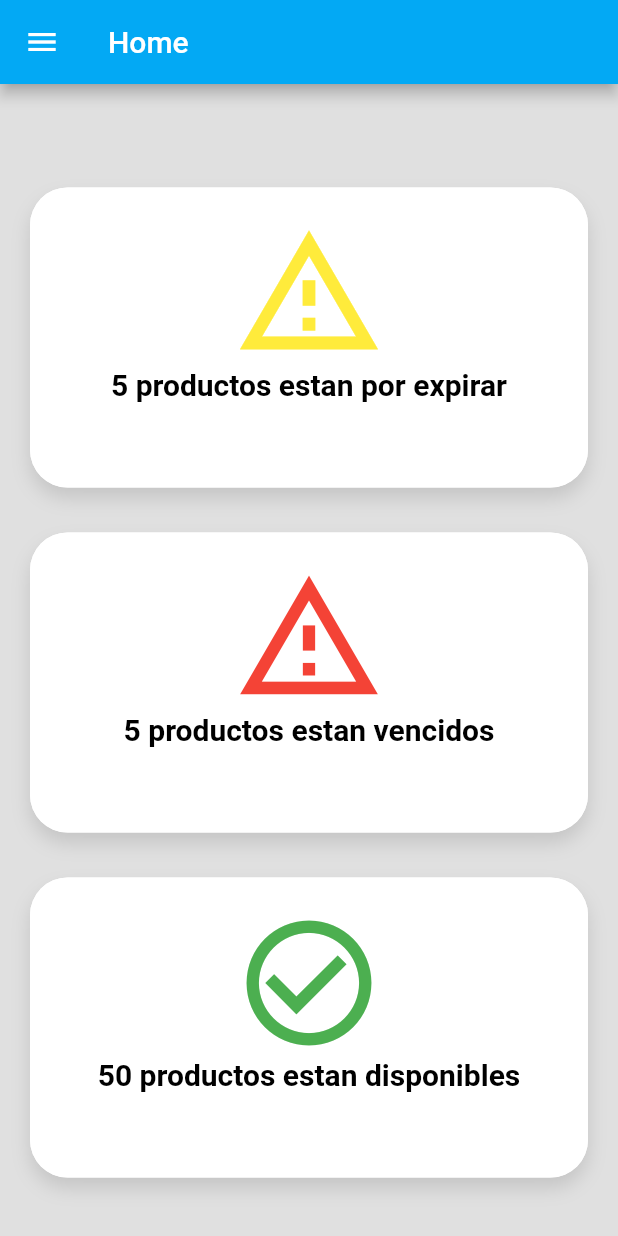
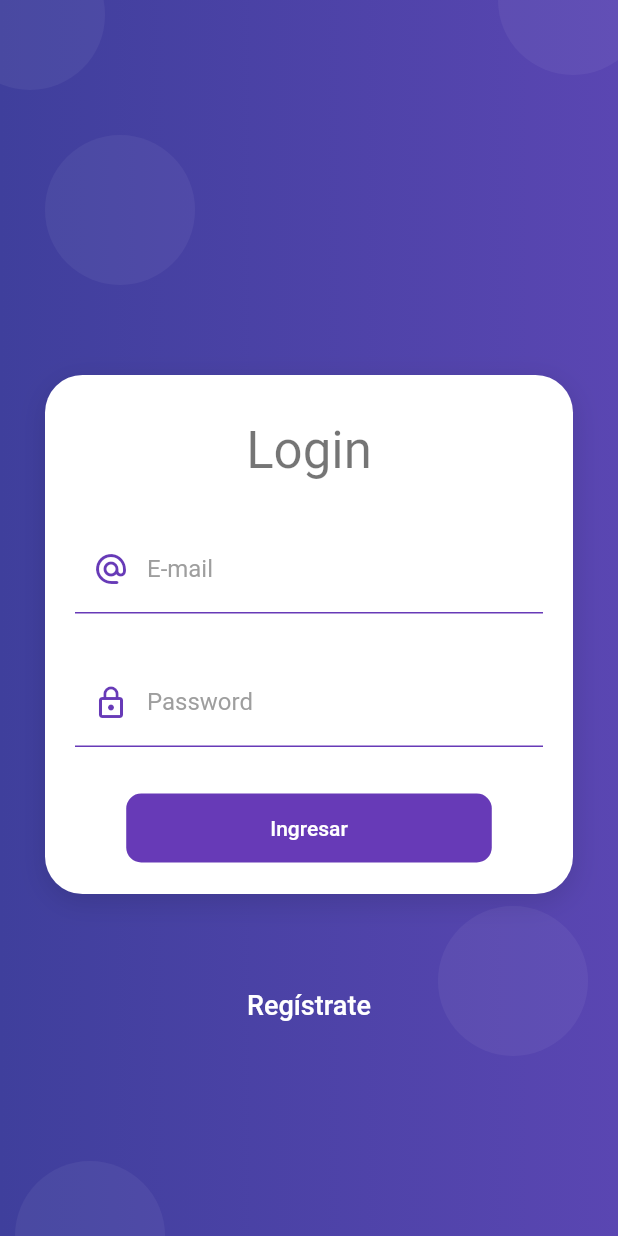
Before and after one commit to arleialvarez222/practicaFlutterMovil, a Flutter app: the screen it shows after launch, on a phone screen of 412 x 824 dp. Run offline on Flutter 3.47's test engine with Material 2 defaults, Android fonts, the phone set to English and light mode, and no system bars; drawn by our look-alikes of hidden_drawer_menu; our stand-ins replace flutter_secure_storage, google_fonts.

Commit message:
first commit

```diff
--- a/lib/main.dart
+++ b/lib/main.dart
@@ -1,14 +1,33 @@
 import 'package:flutter/material.dart';
 import 'package:handling_cupboard/src/pages/Products/product_form.dart';
+import 'package:handling_cupboard/src/pages/Products/products_expire.dart';
 import 'package:handling_cupboard/src/pages/categories/form_categories.dart';
 import 'package:handling_cupboard/src/pages/cupboard/cupboard_form.dart';
+import 'package:handling_cupboard/src/pages/home/home_page.dart';
 import 'package:handling_cupboard/src/pages/manu_lateral.dart';
 import 'package:handling_cupboard/src/pages/Products/products_page.dart';
+import 'package:handling_cupboard/src/pages/security/login.dart';
+import 'package:handling_cupboard/src/pages/security/register.dart';
+import 'package:handling_cupboard/src/services/auth_service.dart';
+import 'package:provider/provider.dart';
 
-void main() => runApp(const MyApp());
+void main() => runApp( AppState());
+
+class AppState extends StatelessWidget {
+
+  @override
+  Widget build(BuildContext context) {
+    return MultiProvider(
+      providers: [
+        ChangeNotifierProvider(create: (_) => AuthService()),
+      ],
+      child: MyApp(),
+    );
+  }
+}
 
 class MyApp extends StatelessWidget {
-  const MyApp({Key? key}) : super(key: key);
+  //const MyApp({Key? key}) : super(key: key);
 
   @override
   Widget build(BuildContext context) {
@@ -16,13 +35,17 @@ class MyApp extends StatelessWidget {
       title: 'Material App',
       debugShowCheckedModeBanner: false,
       //home: MenuLateral(),
-      initialRoute: 'menuLateral',
+      initialRoute: 'login',
       routes: {
+        'login' : (_) => LoginScreen(),
+        'register' : (_) => RegisterScreen(),
+        'home' : (_) => HomePage(),
         'menuLateral': (_) => MenuLateral(),
         'product': (_) => ProductsPage(),
         'formProduct': (_) => ProductForm(),
         'formCategory': (_) => CategoriesForm(),
         'cupboardForm': (_) => CupboardForm(),
+        'productExpire': (_) => ProductsExpire(),
       },
 
       theme: ThemeData.light().copyWith(
--- a/lib/src/global_input/global_input.dart
+++ b/lib/src/global_input/global_input.dart
@@ -56,4 +56,28 @@ class GlobalInput {
     );
   }
 
+  static InputDecoration authInputDecoration({
+    //propiedades que se pasan en el widget que se llama
+    required String hintText,
+    required String labelText,
+    IconData? prefixIcon,
+
+  }){
+    //propiedades de un input
+    return InputDecoration(
+      enabledBorder: UnderlineInputBorder(
+        borderSide: BorderSide(color: Colors.deepPurple),
+      ),
+      focusedBorder: UnderlineInputBorder(
+        borderSide: BorderSide(color: Colors.deepPurple, width: 2 )
+      ),
+      hintText: hintText,
+      labelText: labelText,
+      labelStyle: TextStyle(color: Colors.grey),
+      prefixIcon: prefixIcon != null
+        ? Icon(prefixIcon, color: Colors.deepPurple)
+        : null
+    );
+  }
+
 }
--- a/lib/src/pages/Products/product_form.dart
+++ b/lib/src/pages/Products/product_form.dart
@@ -11,6 +11,7 @@ class ProductForm extends StatelessWidget {
         title: const Text(' Add Product'),
       ),
       body: SingleChildScrollView(
+        keyboardDismissBehavior: ScrollViewKeyboardDismissBehavior.onDrag,
         child: Column(
           children: const [
 
--- a/lib/src/pages/home/home_page.dart
+++ b/lib/src/pages/home/home_page.dart
@@ -16,17 +16,22 @@ class HomePage extends StatelessWidget {
           direction: Axis.horizontal,
           spacing: 10.0,
           children: <Widget>[
-            const Tag(
+            Tag(
               icon: Icons.warning_amber_outlined, color: Colors.yellow,
               texto: "5 productos estan por expirar",
+              //onPressed: () => Navigator.pushNamed(context, 'productExpire'),
             ),
+
             Tag(
               icon: Icons.warning_amber_outlined, color: Colors.red.shade500,
               texto: "5 productos estan vencidos",
+               //onPressed: () => Navigator.pushNamed(context, 'productExpire'),
             ),
-            const Tag(
+
+            Tag(
               icon: Icons.check_circle_outline, color: Colors.green,
               texto: "50 productos estan disponibles",
+               //onPressed: () => Navigator.pushNamed(context, 'productExpire'),
             ),
 
 
--- a/lib/src/pages/manu_lateral.dart
+++ b/lib/src/pages/manu_lateral.dart
@@ -3,9 +3,11 @@ import 'package:handling_cupboard/src/pages/categories/categories.dart';
 import 'package:handling_cupboard/src/pages/cupboard/cupboard.dart';
 import 'package:handling_cupboard/src/pages/home/home_page.dart';
 import 'package:handling_cupboard/src/pages/Products/products_page.dart';
+import 'package:handling_cupboard/src/services/auth_service.dart';
 import 'package:hidden_drawer_menu/hidden_drawer_menu.dart';
 import 'package:hidden_drawer_menu/model/item_hidden_menu.dart';
 import 'package:hidden_drawer_menu/model/screen_hidden_drawer.dart';
+import 'package:provider/provider.dart';
 
 class MenuLateral extends StatefulWidget {
   const MenuLateral({Key? key}) : super(key: key);
@@ -18,6 +20,7 @@ class MenuLateral extends StatefulWidget {
 class _MenuLateralState extends State<MenuLateral> {
 
   List<ScreenHiddenDrawer> items = [];
+  //final authService = Provider.of<AuthService>(context, listen: false);
 
   @override
   void initState() {
@@ -37,7 +40,7 @@ class _MenuLateralState extends State<MenuLateral> {
           colorLineSelected: Colors.orange,
           selectedStyle: const TextStyle(color: Colors.white),
         ),
-        ProductsPage()));
+        const ProductsPage()));
 
     items.add(ScreenHiddenDrawer(
         ItemHiddenMenu(
@@ -57,6 +60,8 @@ class _MenuLateralState extends State<MenuLateral> {
         ),
         const CupboardPage()));
 
+
+
     super.initState();
   }
 
@@ -70,17 +75,22 @@ class _MenuLateralState extends State<MenuLateral> {
         //    disableAppBarDefault: false,
         //    enableScaleAnimin: true,
         //    enableCornerAnimin: true,
-           slidePercent: 50.0,
-            verticalScalePercent: 90.0,
-           contentCornerRadius: 40.0,
-        //    iconMenuAppBar: Icon(Icons.menu),
+      slidePercent: 50.0,
+      verticalScalePercent: 90.0,
+      contentCornerRadius: 40.0,
+      //iconMenuAppBar: Icon(Icons.menu),
         //    backgroundContent: DecorationImage((image: ExactAssetImage('assets/bg_news.jpg'),fit: BoxFit.cover),
         //    whithAutoTittleName: true,
         //    styleAutoTittleName: TextStyle(color: Colors.red),
-        //    actionsAppBar: <Widget>[],
+        actionsAppBar: <Widget>[IconButton(
+          onPressed: (){
+            Navigator.pushReplacementNamed(context, 'login');
+          },
+          icon: const  Icon(Icons.login_outlined)
+        )],
         //    backgroundColorContent: Colors.blue,
         //    elevationAppBar: 4.0,
-        //    tittleAppBar: Center(child: Icon(Icons.ac_unit),),
+      //tittleAppBar: Center(child: Icon(Icons.ac_unit),),
         //    enableShadowItensMenu: true,
             /* backgroundMenu: const DecorationImage(
               image: NetworkImage('https://fsb.zobj.net/crop.php?r=iLyhXwU27oCz7PXJKSoD3FOc0LVx7iAuqoW2lknHKQ5ymmhS3q5FZOqz-1S6vjwB7t06C-4_Q3K_akt4jm_NlEL_8pDusC9a1Fs9s7oCtcPRKmEKVyFMW32LbwnVb75qu0RWi_y0cNsGPbW-'),
--- /dev/null
+++ b/lib/src/pages/security/login.dart
@@ -0,0 +1,157 @@
+import 'package:flutter/material.dart';
+import 'package:handling_cupboard/src/global_input/global_input.dart';
+import 'package:handling_cupboard/src/providers/login_provider.dart';
+import 'package:handling_cupboard/src/services/auth_service.dart';
+import 'package:handling_cupboard/src/widgets/auth/auth_bg.dart';
+import 'package:handling_cupboard/src/widgets/auth/card_conten.dart';
+import 'package:provider/provider.dart';
+
+class LoginScreen extends StatelessWidget {
+  const LoginScreen({ Key? key }) : super(key: key);
+
+  @override
+  Widget build(BuildContext context) {
+    return Scaffold(
+      body: AuthBackground(
+        child: SingleChildScrollView(
+          child: Column(
+            children: [
+
+              const SizedBox(height: 250,),
+
+              CardConten(
+                child: Column(
+                  children: [
+
+                    const SizedBox(height: 10,),
+
+                    Text('Login', style: Theme.of(context).textTheme.headline4,),
+
+                    const SizedBox(height: 30,),
+
+                    ChangeNotifierProvider(
+                      create: (_) => LoginFormProvider(),
+                      child: _LoginForm(),
+                    ),
+                   // _LoginForm(),
+                  ],
+                )
+              ),
+
+              const SizedBox(height: 50,),
+
+              TextButton(
+                onPressed: () => Navigator.pushReplacementNamed(context, 'register'),
+                style: ButtonStyle(
+                  overlayColor: MaterialStateProperty.all(Colors.indigo.withOpacity(0.1)),
+                  shape: MaterialStateProperty.all(StadiumBorder()),
+                ),
+                 child: const  Text('Regístrate', style: TextStyle(fontSize: 18, color: Colors.white),),
+              ),
+
+              const SizedBox(height: 50,),
+            ],
+          ),
+        )
+      ),
+   );
+  }
+}
+
+class _LoginForm extends StatelessWidget {
+  const _LoginForm({ Key? key }) : super(key: key);
+
+  @override
+  Widget build(BuildContext context) {
+
+    final loginForm = Provider.of<LoginFormProvider>(context);
+
+    return Container(
+        child: Form(
+
+          key: loginForm.formKey,
+          autovalidateMode: AutovalidateMode.onUserInteraction,
+
+          child: Column(
+            children: [
+              TextFormField(
+                autocorrect: false,
+                keyboardType: TextInputType.emailAddress,
+                decoration: GlobalInput.authInputDecoration(
+                  hintText: 'ejemplo@gmail.com',
+                  labelText: 'E-mail',
+                  prefixIcon: Icons.alternate_email_rounded,
+                ),
+                onChanged: (value) => loginForm.email = value,
+                validator:(value) {
+
+                  String pattern = r'^(([^<>()[\]\\.,;:\s@\"]+(\.[^<>()[\]\\.,;:\s@\"]+)*)|(\".+\"))@((\[[0-9]{1,3}\.[0-9]{1,3}\.[0-9]{1,3}\.[0-9]{1,3}\])|(([a-zA-Z\-0-9]+\.)+[a-zA-Z]{2,}))$';
+                  RegExp regExp  = RegExp(pattern);
+
+                  return regExp.hasMatch(value ?? '')
+                    ? null
+                    : 'No es un correo valido';
+                }
+              ),
+
+              const SizedBox(height: 30),
+
+              TextFormField(
+                autocorrect: false,
+                obscureText: true,
+                keyboardType: TextInputType.emailAddress,
+                decoration: GlobalInput.authInputDecoration(
+                  hintText: '*******',
+                  labelText: 'Password',
+                  prefixIcon: Icons.lock_outline,
+                ),
+                onChanged: (value) => loginForm.password = value,
+                validator: (value){
+                  return (value != null && value.length >= 6)
+                    ? null
+                    : 'Ingrese almenos 6 caracteres';
+                },
+              ),
+
+              const SizedBox(height: 30),
+
+              MaterialButton(
+                shape: RoundedRectangleBorder(borderRadius: BorderRadius.circular(10)),
+                disabledColor: Colors.grey,
+                elevation: 0,
+                color: Colors.deepPurple,
+                child: Container(
+                  padding: const EdgeInsets.symmetric(horizontal: 80, vertical: 15),
+                  child: Text( loginForm.isLoading ? 'Cargando...' :'Ingresar',
+                    style: const TextStyle(color: Colors.white),
+                  ),
+                ),
+                onPressed: loginForm.isLoading ? null : () async {
+
+                   FocusScope.of(context).unfocus();
+                  final authService = Provider.of<AuthService>(context, listen: false);
+
+                  if( !loginForm.isValidForm() ) return;
+
+                  loginForm.isLoading = true;
+
+                  final String? errorMessage =  await authService.login(loginForm.email, loginForm.password);
+
+                  if(errorMessage == null){
+                     Navigator.pushReplacementNamed(context, 'menuLateral');
+                  }else{
+                    //print(errorMessage);
+                    //NotificationService.showSnackbar(errorMessage);
+                    loginForm.isLoading = false;
+                  }
+
+
+                }
+              ),
+
+            ],
+          )
+        ),
+      );
+  }
+}
--- /dev/null
+++ b/lib/src/providers/login_provider.dart
@@ -0,0 +1,29 @@
+import 'package:flutter/material.dart';
+
+class LoginFormProvider extends ChangeNotifier {
+
+  GlobalKey<FormState> formKey = GlobalKey<FormState>();
+
+  String email = 'alvarezarlei222@gmail.com';
+  String password = 'baronrojo222';
+
+  bool _isLoading = false;
+
+  bool get isLoading => _isLoading;
+
+  set isLoading(bool value){
+    _isLoading = value;
+    notifyListeners();
+  }
+
+  bool isValidForm () {
+
+    //print(formKey.currentState?.validate() );
+
+    //print('$email - $password');
+
+
+    return formKey.currentState?.validate() ?? false;
+  }
+
+}
--- /dev/null
+++ b/lib/src/widgets/auth/auth_bg.dart
@@ -0,0 +1,93 @@
+import 'package:flutter/material.dart';
+
+class AuthBackground extends StatelessWidget {
+
+  final Widget child;
+
+  const AuthBackground({
+    Key? key,
+    required this.child
+    }) : super(key: key);
+
+  @override
+  Widget build(BuildContext context) {
+    return Container(
+      width: double.infinity,
+      height: double.infinity,
+      child: Stack(
+        children: [
+          _PurpleBox(),
+
+          _HeaderIcon(),
+
+          child,
+        ],
+      ),
+    );
+  }
+}
+
+class _HeaderIcon extends StatelessWidget {
+
+  @override
+  Widget build(BuildContext context) {
+    return SafeArea(
+      child: Container(
+        width: double.infinity,
+        margin: const EdgeInsets.only(top: 30),
+        //child: const Icon(Icons.person_pin, color: Colors.white, size: 100,),
+
+      ),
+    );
+  }
+}
+
+class _PurpleBox extends StatelessWidget {
+
+  @override
+  Widget build(BuildContext context) {
+
+  final size = MediaQuery.of(context).size;
+
+    return Container(
+      width: double.infinity,
+      height: size.height * 1,
+      decoration: _purpleBackground(),
+      child: Stack(
+        children: const [
+          Positioned(child: _Buggle(), top: 90, left: 30,),
+          Positioned(child: _Buggle(), top: -40, left: -30,),
+          Positioned(child: _Buggle(), top: -50, right: -20,),
+          Positioned(child: _Buggle(), bottom: 120, right: 20,),
+          Positioned(child: _Buggle(), bottom: -50, left: 10,),
+        ],
+      ),
+    );
+  }
+
+  BoxDecoration _purpleBackground() =>  BoxDecoration(
+    //color: Colors.indigo,
+    gradient: LinearGradient(
+      colors: [
+        Color.fromRGBO(63, 63, 156, 1),
+        Color.fromRGBO(90, 70, 178, 1),
+      ]
+    )
+  );
+}
+
+class _Buggle extends StatelessWidget {
+  const _Buggle({ Key? key }) : super(key: key);
+
+  @override
+  Widget build(BuildContext context) {
+    return Container(
+      width: 100,
+      height: 100,
+      decoration: BoxDecoration(
+        borderRadius: BorderRadius.circular(100),
+        color: const Color.fromRGBO(255, 255, 255, 0.05),
+      ),
+    );
+  }
+}
--- /dev/null
+++ b/lib/src/widgets/auth/card_conten.dart
@@ -0,0 +1,37 @@
+
+import 'package:flutter/material.dart';
+
+class CardConten extends StatelessWidget {
+
+  final Widget child;
+
+  const CardConten({
+    Key? key,
+    required this.child
+  }) : super(key: key);
+
+  @override
+  Widget build(BuildContext context) {
+    return Padding(
+      padding: const EdgeInsets.symmetric(horizontal: 30),
+      child: Container(
+        width: double.infinity,
+        padding: const EdgeInsets.all(20),
+        decoration: _createCardShape(),
+        child: child,
+      ),
+    );
+  }
+
+  BoxDecoration _createCardShape() => BoxDecoration(
+    color: Colors.white,
+    borderRadius: BorderRadius.circular(25),
+    boxShadow: const [
+      BoxShadow(
+        color: Colors.black12,
+        blurRadius: 15,
+        offset: Offset(0, 5)
+      )
+    ]
+  );
+}
--- a/pubspec.yaml
+++ b/pubspec.yaml
@@ -33,9 +33,13 @@ dependencies:
 
   # The following adds the Cupertino Icons font to your application.
   # Use with the CupertinoIcons class for iOS style icons.
+  animate_do: ^2.0.0
   cupertino_icons: ^1.0.2
   hidden_drawer_menu: ^3.0.0
   google_fonts: ^2.1.0
+  provider: ^5.0.0
+  flutter_secure_storage: ^4.2.1
+  http: ^0.13.3
 
 dev_dependencies:
   flutter_test:
```
Also changed, not shown: lib/src/pages/Products/products_expire.dart (added, +12 -0 lines), lib/src/pages/security/register.dart (added, +157 -0 lines), lib/src/services/auth_service.dart (added, +75 -0 lines), lib/src/widgets/home/tag_home.dart (+38 -1 lines), pubspec.lock, 2 other files.
